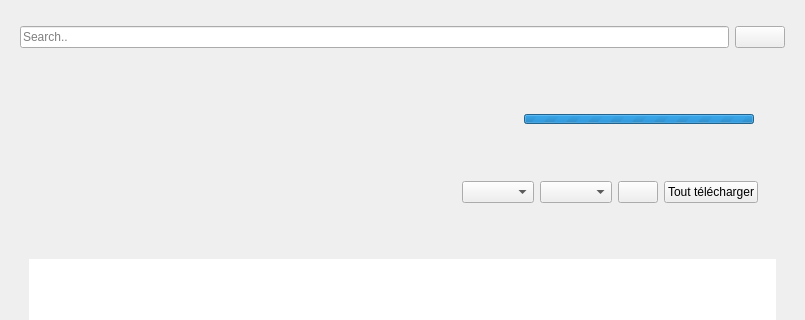
Didiloy/spotwrap, file src/views/mainWindow.ui: the form before one commit; both pictures show x 0 to 805 and y 0 to 320 of the 805 by 574 pixel window.
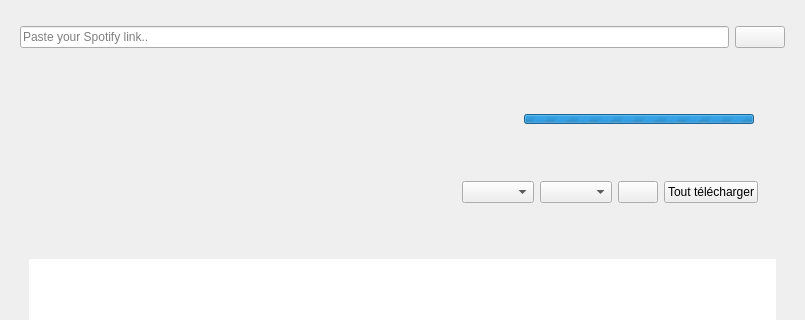
The form after the commit. Icons and pictures are not drawn.

```diff
--- a/src/views/mainWindow.ui
+++ b/src/views/mainWindow.ui
@@ -56,7 +56,7 @@
            <string/>
           </property>
           <property name="placeholderText">
-           <string>Search..</string>
+           <string>Paste your Spotify link..</string>
           </property>
          </widget>
         </item>
```
